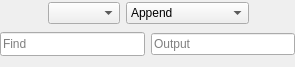
Old version of the form res/ui/edit_field_item.ui in the repository iamjustkoi/LeechToolkit.
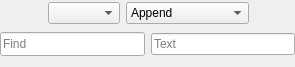
New version of the form. Icons and pictures are not drawn. Custom widgets are drawn as their Qt base class.

The edit to the form file:
```diff
--- a/res/ui/edit_field_item.ui
+++ b/res/ui/edit_field_item.ui
@@ -191,7 +191,7 @@
         </sizepolicy>
        </property>
        <property name="placeholderText">
-        <string>Output</string>
+        <string>Text</string>
        </property>
       </widget>
      </item>
```
